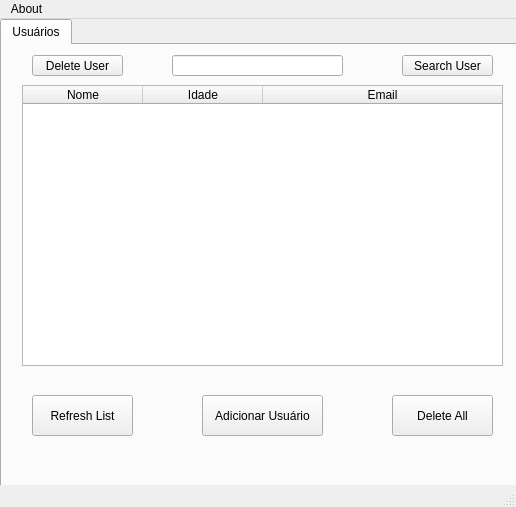
First picture: the form in final_version4.0 CRUD/ui_files/Interface_interna.ui, repository MelloTonio/Register_Gui_Python, before the edit.
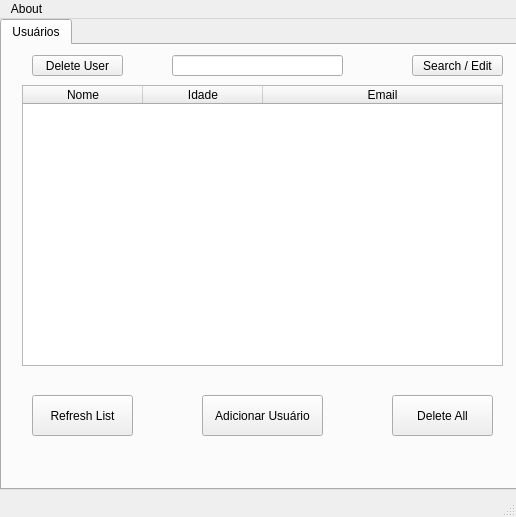
Second picture: the form after the edit. Icons and pictures are not drawn.

What changed in the file:
```diff
--- a/final_version4.0 CRUD/ui_files/Interface_interna.ui
+++ b/final_version4.0 CRUD/ui_files/Interface_interna.ui
@@ -10,7 +10,7 @@
     <x>0</x>
     <y>0</y>
     <width>516</width>
-    <height>507</height>
+    <height>517</height>
    </rect>
   </property>
   <property name="windowTitle">
@@ -237,14 +237,14 @@
      <widget class="QPushButton" name="pushButton_6">
       <property name="geometry">
        <rect>
-        <x>400</x>
+        <x>410</x>
         <y>10</y>
         <width>91</width>
         <height>21</height>
        </rect>
       </property>
       <property name="text">
-       <string>Search User</string>
+       <string>Search / Edit</string>
       </property>
       <property name="icon">
        <iconset>
```
